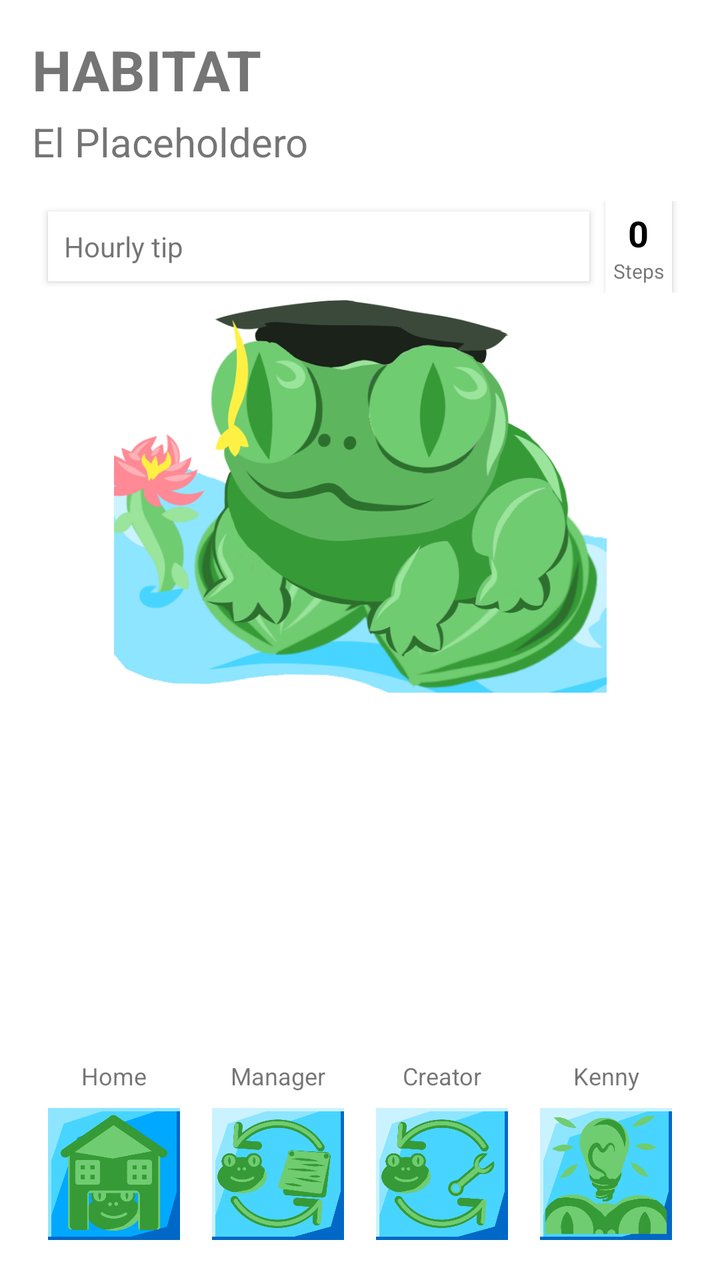
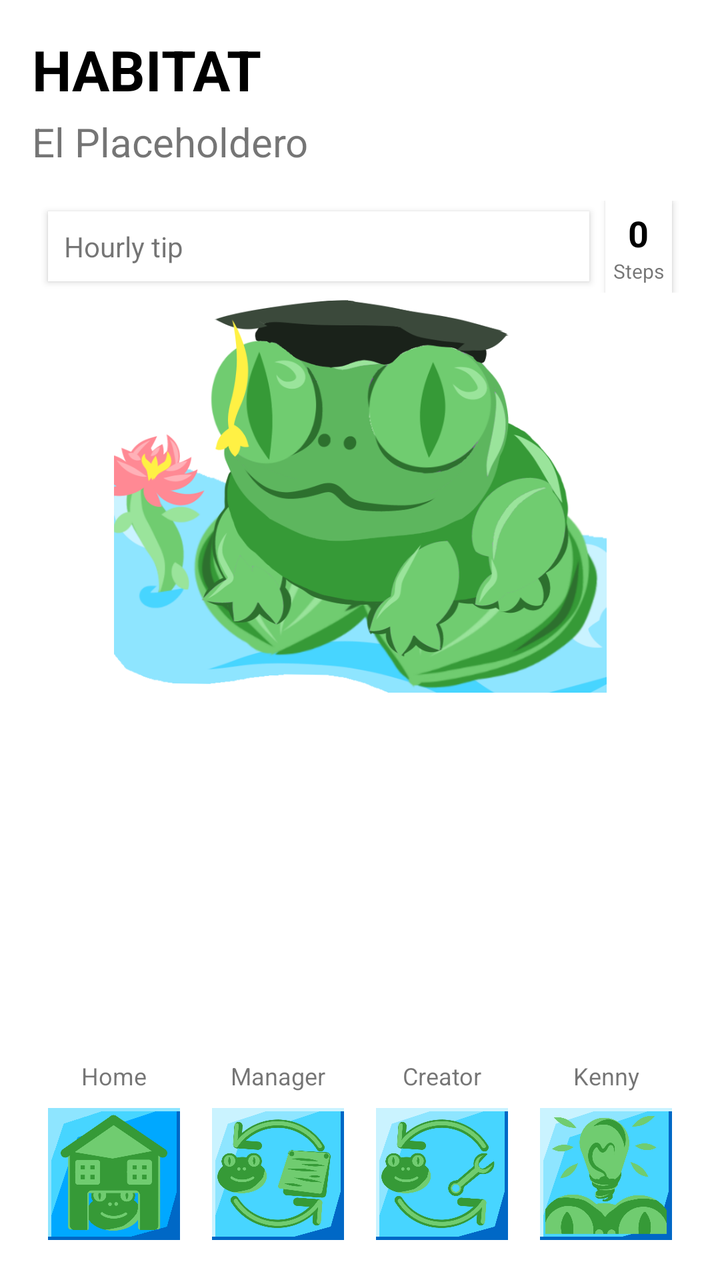

An Android layout rendered at two revisions. The XML below is the earlier revision; the diff shows what the commit changed to produce the second picture.
<!-- AndroidManifest.xml: application theme Theme.IntroductionToMobileSystems -->
<!-- res/layout/activity_main.xml -->
<?xml version="1.0" encoding="utf-8"?>
<RelativeLayout
    xmlns:android="http://schemas.android.com/apk/res/android"
    xmlns:tools="http://schemas.android.com/tools"
    android:layout_width="match_parent"
    android:layout_height="match_parent">

<LinearLayout
    android:id="@+id/mainLayout"
    android:layout_width="match_parent"
    android:layout_height="match_parent"
    android:orientation="vertical"
    android:padding="16dp"
    android:background="@color/bg"
    android:layout_above="@id/buttonLayout"
    tools:context=".MainActivity">



    <TextView
        android:id="@+id/tvTitle"
        android:layout_width="wrap_content"
        android:layout_height="wrap_content"
        android:text="@string/habitat"
        android:textSize="28sp"
        android:textStyle="bold" />


    <TextView
        android:id="@+id/tvSubtitle"
        android:layout_width="wrap_content"
        android:layout_height="wrap_content"
        android:layout_marginTop="4dp"
        android:text="@string/isYourHabitGood"
        android:textSize="20sp"/>


    <LinearLayout
        android:layout_width="match_parent"
        android:layout_height="wrap_content"
        android:orientation="horizontal"
        android:layout_marginTop="16dp"
        android:gravity="center_vertical">


        <TextView
            android:id="@+id/tvBubble"
            android:layout_width="0dp"
            android:layout_height="wrap_content"
            android:layout_weight="1"
            android:text="@string/drink_some_water_your_lips_dry"
            android:background="@color/white"
            android:padding="8dp"
            android:layout_marginStart="8dp"
            android:elevation="2dp" />

        <LinearLayout
            android:layout_width="wrap_content"
            android:layout_height="wrap_content"
            android:orientation="vertical"
            android:gravity="center"
            android:layout_marginStart="8dp"
            android:layout_marginEnd="8dp"
            android:padding="4dp"
            android:background="@android:color/white"
            android:elevation="2dp">

            <TextView
                android:id="@+id/tvSteps"
                android:layout_width="wrap_content"
                android:layout_height="wrap_content"
                android:text="0"
                android:textSize="18sp"
                android:textStyle="bold"
                android:textColor="#000000"/>

            <TextView
                android:layout_width="wrap_content"
                android:layout_height="wrap_content"
                android:text="Steps"
                android:textSize="10sp"/>
        </LinearLayout>


    </LinearLayout>




    <ImageView
        android:id="@+id/imgFrog"
        android:layout_width="345dp"
        android:layout_height="200dp"

        android:layout_gravity="center_horizontal"
        android:layout_marginBottom="16dp"
        android:contentDescription="@string/frog"
        android:src="@drawable/kenny" />


    <LinearLayout
        android:layout_width="377dp"
        android:layout_height="wrap_content"
        android:gravity="center">

        <androidx.recyclerview.widget.RecyclerView
            android:id="@+id/rvHabits"
            android:layout_width="match_parent"
            android:layout_height="wrap_content"

            android:layout_marginTop="8dp" />
        
    </LinearLayout>
    
    <View
        android:layout_width="match_parent"
        android:layout_height="0dp"
        android:layout_weight="1" />

    <ImageView
        android:id="@+id/imgMore"
        android:layout_width="match_parent"
        android:layout_height="100dp"
        android:src="@drawable/kenmore"
        android:visibility="gone"
        android:scaleType="fitCenter"
        android:contentDescription="More habits needed"
        android:layout_marginTop="16dp"/>


</LinearLayout>


    <LinearLayout
        android:id="@+id/buttonLayout"
        style="?android:attr/buttonBarStyle"
        android:layout_width="match_parent"
        android:layout_height="wrap_content"
        android:orientation="vertical"
        android:padding="16dp"
        android:layout_alignParentBottom="true">

        <LinearLayout
            android:layout_width="match_parent"
            android:layout_height="wrap_content"
            android:orientation="horizontal"
            android:layout_gravity="center_horizontal"
            android:paddingBottom="4dp">
            <TextView
                android:layout_width="0dp"
                android:layout_height="wrap_content"
                android:layout_weight="1"
                android:gravity="center"
                android:text="Home"
                android:textSize="12sp"/>
            <TextView
                android:layout_width="0dp"
                android:layout_height="wrap_content"
                android:layout_weight="1"
                android:text="Manager"
                android:gravity="center"
                android:textSize="12sp"/>
            <TextView
                android:layout_width="0dp"
                android:layout_height="wrap_content"
                android:layout_weight="1"
                android:text="Creator"
                android:gravity="center"
                android:textSize="12sp"/>
            <TextView
                android:layout_width="0dp"
                android:layout_height="wrap_content"
                android:layout_weight="1"
                android:gravity="center"
                android:text="Kenny"
                android:textSize="12sp"/>



        </LinearLayout>

        <LinearLayout
            android:layout_width="match_parent"
            android:layout_height="wrap_content"
            android:orientation="horizontal">
            <ImageButton
                android:id="@+id/btn_home_back"
                style="?android:attr/buttonBarButtonStyle"
                android:layout_width="0dp"
                android:layout_height="wrap_content"
                android:layout_weight="1"
                android:adjustViewBounds="true"
                android:contentDescription="Home Button"
                android:src="@drawable/button_home_p"
                android:scaleType="fitCenter"/>


            <ImageButton
                android:id="@+id/mbutton"
                style="?android:attr/buttonBarButtonStyle"
                android:layout_width="0dp"
                android:layout_height="wrap_content"
                android:layout_weight="1"
                android:adjustViewBounds="true"
                android:contentDescription="Manager Button"
                android:src="@drawable/button_manager"
                android:scaleType="fitCenter"/>

            <ImageButton
                android:id="@+id/cbutton"
                style="?android:attr/buttonBarButtonStyle"
                android:layout_width="0dp"
                android:layout_height="wrap_content"
                android:layout_weight="1"
                android:adjustViewBounds="true"
                android:contentDescription="Creator Button"
                android:src="@drawable/button_creator"
                android:scaleType="fitCenter"/>

            <ImageButton
                android:id="@+id/kbutton"
                style="?android:attr/buttonBarButtonStyle"
                android:layout_width="0dp"
                android:layout_height="wrap_content"
                android:layout_weight="1"
                android:adjustViewBounds="true"
                android:contentDescription="Kenny Button"
                android:src="@drawable/button_kenny"
                android:scaleType="fitCenter"/>





        </LinearLayout>
    </LinearLayout>

</RelativeLayout>
<!-- resources referenced by this layout -->
<resources>
  <color name="bg">#FFFFFF</color>
  <color name="white">#FFFFFFFF</color>
  <!-- drawable button_creator: png bitmap (drawable, 73138 bytes) -->
  <!-- drawable button_home_p: png bitmap (drawable, 41459 bytes) -->
  <!-- drawable button_kenny: png bitmap (drawable, 54909 bytes) -->
  <!-- drawable button_manager: png bitmap (drawable, 75204 bytes) -->
  <!-- drawable kenmore: png bitmap (drawable, 124769 bytes) -->
  <!-- drawable kenny: png bitmap (drawable, 145966 bytes) -->
  <string name="drink_some_water_your_lips_dry">Hourly tip</string>
  <string name="frog">frog</string>
  <string name="habitat">HABITAT</string>
  <string name="isYourHabitGood">El Placeholdero</string>
  <style name="Theme.IntroductionToMobileSystems" parent="Theme.MaterialComponents.DayNight.NoActionBar">
          
          <item name="colorPrimary">@color/purple_500</item>
          <item name="colorPrimaryVariant">@color/purple_700</item>
          <item name="colorOnPrimary">@color/white</item>
          
          <item name="colorSecondary">@color/teal_200</item>
          <item name="colorSecondaryVariant">@color/teal_700</item>
          <item name="colorOnSecondary">@color/black</item>
          
          <item name="android:statusBarColor">?attr/colorPrimaryVariant</item>
          
      </style>
  <color name="purple_500">#FF6200EE</color>
  <color name="purple_700">#FF3700B3</color>
  <color name="teal_200">#FF03DAC5</color>
  <color name="teal_700">#FF018786</color>
  <color name="black">#FF000000</color>
</resources>

<!-- the commit's change to res/layout/activity_main.xml (unified diff, before → after) -->
@@ -1,135 +1,119 @@
 <?xml version="1.0" encoding="utf-8"?>
-<RelativeLayout
-    xmlns:android="http://schemas.android.com/apk/res/android"
+<RelativeLayout xmlns:android="http://schemas.android.com/apk/res/android"
     xmlns:tools="http://schemas.android.com/tools"
     android:layout_width="match_parent"
     android:layout_height="match_parent">
 
-<LinearLayout
-    android:id="@+id/mainLayout"
-    android:layout_width="match_parent"
-    android:layout_height="match_parent"
-    android:orientation="vertical"
-    android:padding="16dp"
-    android:background="@color/bg"
-    android:layout_above="@id/buttonLayout"
-    tools:context=".MainActivity">
-
-
-
-    <TextView
-        android:id="@+id/tvTitle"
-        android:layout_width="wrap_content"
-        android:layout_height="wrap_content"
-        android:text="@string/habitat"
-        android:textSize="28sp"
-        android:textStyle="bold" />
-
-
-    <TextView
-        android:id="@+id/tvSubtitle"
-        android:layout_width="wrap_content"
-        android:layout_height="wrap_content"
-        android:layout_marginTop="4dp"
-        android:text="@string/isYourHabitGood"
-        android:textSize="20sp"/>
-
-
     <LinearLayout
+        android:id="@+id/mainLayout"
         android:layout_width="match_parent"
-        android:layout_height="wrap_content"
-        android:orientation="horizontal"
-        android:layout_marginTop="16dp"
-        android:gravity="center_vertical">
-
+        android:layout_height="match_parent"
+        android:orientation="vertical"
+        android:padding="16dp"
+        android:background="@color/bg"
+        android:layout_above="@id/buttonLayout"
+        tools:context=".MainActivity">
 
         <TextView
-            android:id="@+id/tvBubble"
-            android:layout_width="0dp"
+            android:id="@+id/tvTitle"
+            android:layout_width="wrap_content"
             android:layout_height="wrap_content"
-            android:layout_weight="1"
-            android:text="@string/drink_some_water_your_lips_dry"
-            android:background="@color/white"
-            android:padding="8dp"
-            android:layout_marginStart="8dp"
-            android:elevation="2dp" />
+            android:text="@string/habitat"
+            android:textSize="28sp"
+            android:textStyle="bold"
+            android:textColor="#000000" />
+
+        <TextView
+            android:id="@+id/tvSubtitle"
+            android:layout_width="wrap_content"
+            android:layout_height="wrap_content"
+            android:layout_marginTop="4dp"
+            android:text="@string/isYourHabitGood"
+            android:textSize="20sp"/>
 
         <LinearLayout
-            android:layout_width="wrap_content"
+            android:layout_width="match_parent"
             android:layout_height="wrap_content"
-            android:orientation="vertical"
-            android:gravity="center"
-            android:layout_marginStart="8dp"
-            android:layout_marginEnd="8dp"
-            android:padding="4dp"
-            android:background="@android:color/white"
-            android:elevation="2dp">
+            android:orientation="horizontal"
+            android:layout_marginTop="16dp"
+            android:gravity="center_vertical">
 
             <TextView
-                android:id="@+id/tvSteps"
+                android:id="@+id/tvBubble"
+                android:layout_width="0dp"
+                android:layout_height="wrap_content"
+                android:layout_weight="1"
+                android:text="@string/drink_some_water_your_lips_dry"
+                android:background="@color/white"
+                android:padding="8dp"
+                android:layout_marginStart="8dp"
+                android:elevation="2dp" />
+
+            <LinearLayout
                 android:layout_width="wrap_content"
                 android:layout_height="wrap_content"
-                android:text="0"
-                android:textSize="18sp"
-                android:textStyle="bold"
-                android:textColor="#000000"/>
+                android:orientation="vertical"
+                android:gravity="center"
+                android:layout_marginStart="8dp"
+                android:layout_marginEnd="8dp"
+                android:padding="4dp"
+                android:background="@android:color/white"
+                android:elevation="2dp">
 
-            <TextView
-                android:layout_width="wrap_content"
-                android:layout_height="wrap_content"
-                android:text="Steps"
-                android:textSize="10sp"/>
+                <TextView
+                    android:id="@+id/tvSteps"
+                    android:layout_width="wrap_content"
+                    android:layout_height="wrap_content"
+                    android:text="0"
+                    android:textSize="18sp"
+                    android:textStyle="bold"
+                    android:textColor="#000000"/>
+
+                <TextView
+                    android:layout_width="wrap_content"
+                    android:layout_height="wrap_content"
+                    android:text="Steps"
+                    android:textSize="10sp"/>
+            </LinearLayout>
         </LinearLayout>
 
+        <ImageView
+            android:id="@+id/imgFrog"
+            android:layout_width="345dp"
+            android:layout_height="200dp"
+            android:layout_gravity="center_horizontal"
+            android:layout_marginBottom="16dp"
+            android:contentDescription="@string/frog"
+            android:src="@drawable/kenny" />
+
+        <LinearLayout
+            android:layout_width="377dp"
+            android:layout_height="wrap_content"
+            android:gravity="center">
+
+            <androidx.recyclerview.widget.RecyclerView
+                android:id="@+id/rvHabits"
+                android:layout_width="match_parent"
+                android:layout_height="wrap_content"
+                android:layout_marginTop="8dp" />
+        </LinearLayout>
+
+        <View
+            android:layout_width="match_parent"
+            android:layout_height="0dp"
+            android:layout_weight="1" />
+
+        <ImageView
+            android:id="@+id/imgMore"
+            android:layout_width="match_parent"
+            android:layout_height="100dp"
+            android:src="@drawable/kenevenmore"
+            android:visibility="gone"
+            android:scaleType="fitCenter"
+            android:contentDescription="More habits needed"
+            android:layout_marginTop="16dp"/>
 
     </LinearLayout>
-
-
-
-
-    <ImageView
-        android:id="@+id/imgFrog"
-        android:layout_width="345dp"
-        android:layout_height="200dp"
-
-        android:layout_gravity="center_horizontal"
-        android:layout_marginBottom="16dp"
-        android:contentDescription="@string/frog"
-        android:src="@drawable/kenny" />
-
-
-    <LinearLayout
-        android:layout_width="377dp"
-        android:layout_height="wrap_content"
-        android:gravity="center">
-
-        <androidx.recyclerview.widget.RecyclerView
-            android:id="@+id/rvHabits"
-            android:layout_width="match_parent"
-            android:layout_height="wrap_content"
-
-            android:layout_marginTop="8dp" />
-        
-    </LinearLayout>
-    
-    <View
-        android:layout_width="match_parent"
-        android:layout_height="0dp"
-        android:layout_weight="1" />
-
-    <ImageView
-        android:id="@+id/imgMore"
-        android:layout_width="match_parent"
-        android:layout_height="100dp"
-        android:src="@drawable/kenmore"
-        android:visibility="gone"
-        android:scaleType="fitCenter"
-        android:contentDescription="More habits needed"
-        android:layout_marginTop="16dp"/>
-
-
-</LinearLayout>
-
 
     <LinearLayout
         android:id="@+id/buttonLayout"
@@ -146,92 +130,20 @@
             android:orientation="horizontal"
             android:layout_gravity="center_horizontal"
             android:paddingBottom="4dp">
-            <TextView
-                android:layout_width="0dp"
-                android:layout_height="wrap_content"
-                android:layout_weight="1"
-                android:gravity="center"
-                android:text="Home"
-                android:textSize="12sp"/>
-            <TextView
-                android:layout_width="0dp"
-                android:layout_height="wrap_content"
-                android:layout_weight="1"
-                android:text="Manager"
-                android:gravity="center"
-                android:textSize="12sp"/>
-            <TextView
-                android:layout_width="0dp"
-                android:layout_height="wrap_content"
-                android:layout_weight="1"
-                android:text="Creator"
-                android:gravity="center"
-                android:textSize="12sp"/>
-            <TextView
-                android:layout_width="0dp"
-                android:layout_height="wrap_content"
-                android:layout_weight="1"
-                android:gravity="center"
-                android:text="Kenny"
-                android:textSize="12sp"/>
-
-
-
+            <TextView android:layout_width="0dp" android:layout_height="wrap_content" android:layout_weight="1" android:gravity="center" android:text="Home" android:textSize="12sp"/>
+            <TextView android:layout_width="0dp" android:layout_height="wrap_content" android:layout_weight="1" android:text="Manager" android:gravity="center" android:textSize="12sp"/>
+            <TextView android:layout_width="0dp" android:layout_height="wrap_content" android:layout_weight="1" android:text="Creator" android:gravity="center" android:textSize="12sp"/>
+            <TextView android:layout_width="0dp" android:layout_height="wrap_content" android:layout_weight="1" android:gravity="center" android:text="Kenny" android:textSize="12sp"/>
         </LinearLayout>
 
         <LinearLayout
             android:layout_width="match_parent"
             android:layout_height="wrap_content"
             android:orientation="horizontal">
-            <ImageButton
-                android:id="@+id/btn_home_back"
-                style="?android:attr/buttonBarButtonStyle"
-                android:layout_width="0dp"
-                android:layout_height="wrap_content"
-                android:layout_weight="1"
-                android:adjustViewBounds="true"
-                android:contentDescription="Home Button"
-                android:src="@drawable/button_home_p"
-                android:scaleType="fitCenter"/>
-
-
-            <ImageButton
-                android:id="@+id/mbutton"
-                style="?android:attr/buttonBarButtonStyle"
-                android:layout_width="0dp"
-                android:layout_height="wrap_content"
-                android:layout_weight="1"
-                android:adjustViewBounds="true"
-                android:contentDescription="Manager Button"
-                android:src="@drawable/button_manager"
-                android:scaleType="fitCenter"/>
-
-            <ImageButton
-                android:id="@+id/cbutton"
-                style="?android:attr/buttonBarButtonStyle"
-                android:layout_width="0dp"
-                android:layout_height="wrap_content"
-                android:layout_weight="1"
-                android:adjustViewBounds="true"
-                android:contentDescription="Creator Button"
-                android:src="@drawable/button_creator"
-                android:scaleType="fitCenter"/>
-
-            <ImageButton
-                android:id="@+id/kbutton"
-                style="?android:attr/buttonBarButtonStyle"
-                android:layout_width="0dp"
-                android:layout_height="wrap_content"
-                android:layout_weight="1"
-                android:adjustViewBounds="true"
-                android:contentDescription="Kenny Button"
-                android:src="@drawable/button_kenny"
-                android:scaleType="fitCenter"/>
-
-
-
-
-
+            <ImageButton android:id="@+id/btn_home_back" style="?android:attr/buttonBarButtonStyle" android:layout_width="0dp" android:layout_height="wrap_content" android:layout_weight="1" android:adjustViewBounds="true" android:scaleType="fitCenter" android:src="@drawable/button_home_p"/>
+            <ImageButton android:id="@+id/mbutton" style="?android:attr/buttonBarButtonStyle" android:layout_width="0dp" android:layout_height="wrap_content" android:layout_weight="1" android:adjustViewBounds="true" android:scaleType="fitCenter" android:src="@drawable/button_manager"/>
+            <ImageButton android:id="@+id/cbutton" style="?android:attr/buttonBarButtonStyle" android:layout_width="0dp" android:layout_height="wrap_content" android:layout_weight="1" android:adjustViewBounds="true" android:scaleType="fitCenter" android:src="@drawable/button_creator"/>
+            <ImageButton android:id="@+id/kbutton" style="?android:attr/buttonBarButtonStyle" android:layout_width="0dp" android:layout_height="wrap_content" android:layout_weight="1" android:adjustViewBounds="true" android:scaleType="fitCenter" android:src="@drawable/button_kenny"/>
         </LinearLayout>
     </LinearLayout>
 
<!-- resource entries referenced after the edit -->
@@ -6,7 +6,7 @@
   <!-- drawable button_home_p: png bitmap (drawable, 41459 bytes) -->
   <!-- drawable button_kenny: png bitmap (drawable, 54909 bytes) -->
   <!-- drawable button_manager: png bitmap (drawable, 75204 bytes) -->
-  <!-- drawable kenmore: png bitmap (drawable, 124769 bytes) -->
+  <!-- drawable kenevenmore: png bitmap (drawable, 101446 bytes) -->
   <!-- drawable kenny: png bitmap (drawable, 145966 bytes) -->
   <string name="drink_some_water_your_lips_dry">Hourly tip</string>
   <string name="frog">frog</string>
